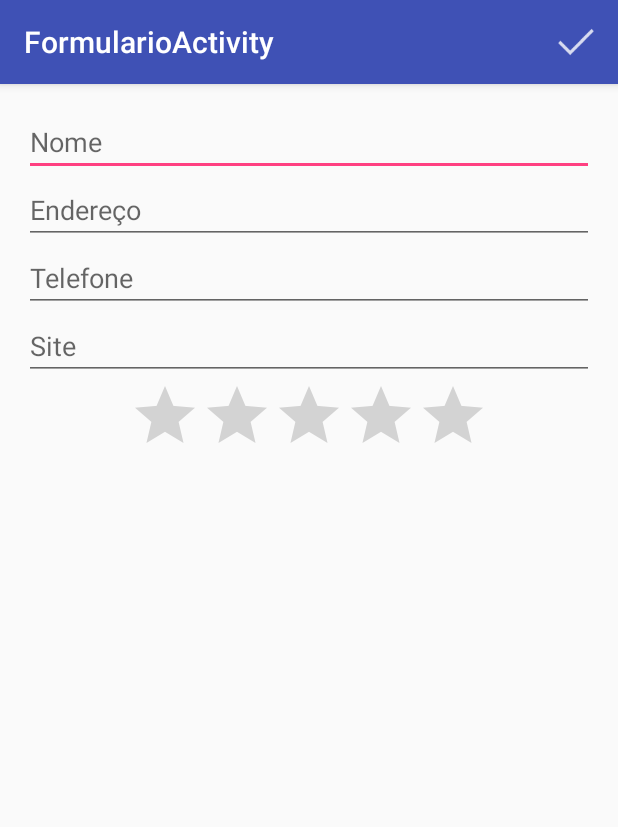
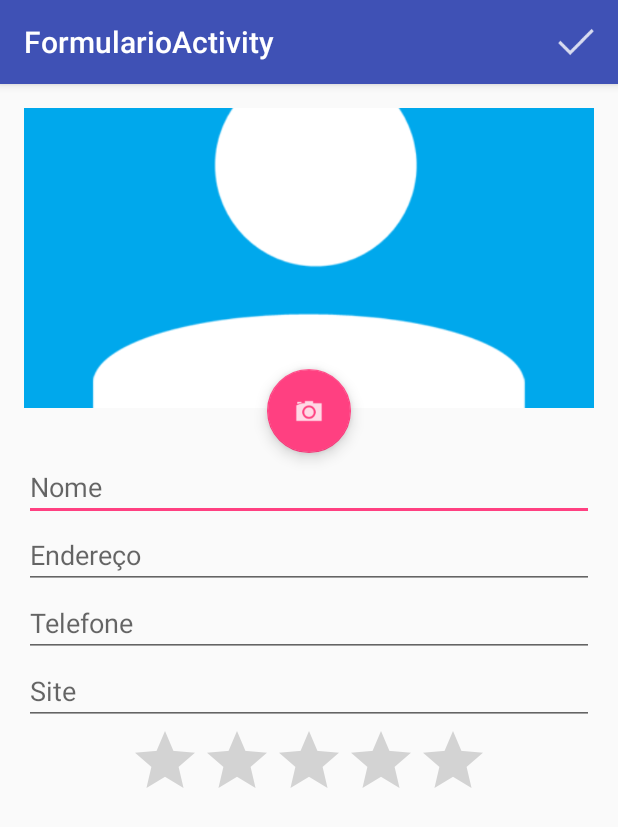
Before and after one commit to fmfmuffinmad/EstudoAndroid, an Android app: the screen it shows after launch (FormularioActivity), after a tap on an icon or button, on a phone screen of 412 x 824 dp. Shown: the top 827 px of the screen. Run offline under Robolectric (Android 15) with nearby library versions, the phone set to English and light mode, and no system bars.

Commit message:
Adicionando funcionalidades da camera. Adicionado foto para cada contato e correção dos campos de texto para não terem mais de uma linha.

```diff
--- a/app/src/main/java/com/muffinalunos/muffinmad/muffinalunos/FormularioActivity.java
+++ b/app/src/main/java/com/muffinalunos/muffinmad/muffinalunos/FormularioActivity.java
@@ -1,7 +1,12 @@
 package com.muffinalunos.muffinmad.muffinalunos;
 
+import android.app.Activity;
 import android.content.Intent;
+import android.graphics.Bitmap;
+import android.graphics.BitmapFactory;
+import android.net.Uri;
 import android.os.Bundle;
+import android.provider.MediaStore;
 import android.support.design.widget.FloatingActionButton;
 import android.support.design.widget.Snackbar;
 import android.support.v7.app.AppCompatActivity;
@@ -13,6 +18,7 @@ import android.view.View;
 import android.widget.ArrayAdapter;
 import android.widget.Button;
 import android.widget.EditText;
+import android.widget.ImageView;
 import android.widget.ListView;
 import android.widget.RatingBar;
 import android.widget.Toast;
@@ -20,9 +26,13 @@ import android.widget.Toast;
 import com.muffinalunos.muffinmad.muffinalunos.dao.AlunoDAO;
 import com.muffinalunos.muffinmad.muffinalunos.modelo.Aluno;
 
+import java.io.File;
+
 public class FormularioActivity extends AppCompatActivity {
 
+    public static final int CODIGO_CAMERA = 567;
     private formularioHelper helper;
+    private String caminhoFoto;
 
     @Override
     protected void onCreate(Bundle savedInstanceState) {
@@ -34,12 +44,39 @@ public class FormularioActivity extends AppCompatActivity {
         helper = new formularioHelper(this);
 
         // Recebendo parametros do Activity principal atraves do intent
-        Intent intent = getIntent();
+        final Intent intent = getIntent();
         Aluno aluno = (Aluno) intent.getSerializableExtra("aluno");
         if(aluno != null){
             helper.preencheFormulario(aluno);
         }
 
+        // botao da foto
+        FloatingActionButton btnFoto = (FloatingActionButton) findViewById(R.id.formulario_btnFoto);
+        btnFoto.setOnClickListener(new View.OnClickListener() {
+            @Override
+            public void onClick(View view) {
+                Intent intentTiraFoto = new Intent(MediaStore.ACTION_IMAGE_CAPTURE);
+                caminhoFoto = getExternalFilesDir(null) + "/" + System.currentTimeMillis() +".jpg";
+                File arquivoFoto = new File(caminhoFoto);
+                intentTiraFoto.putExtra(MediaStore.EXTRA_OUTPUT, Uri.fromFile(arquivoFoto));
+                startActivityForResult(intentTiraFoto, CODIGO_CAMERA);
+
+            }
+        });
+
+    }
+
+    @Override
+    protected void onActivityResult(int requestCode, int resultCode, Intent data) {
+        if (resultCode == Activity.RESULT_OK){
+            if (requestCode == CODIGO_CAMERA){
+                helper.carregaImagem(caminhoFoto);
+
+//                Bitmap bitmapReduzido = Bitmap.createScaledBitmap(bitmap, 300, 300, true);
+//                imgFoto.setImageBitmap(bitmapReduzido);
+//                imgFoto.setScaleType(ImageView.ScaleType.MATRIX);
+            }
+        }
 
     }
 
--- a/app/src/main/java/com/muffinalunos/muffinmad/muffinalunos/dao/AlunoDAO.java
+++ b/app/src/main/java/com/muffinalunos/muffinmad/muffinalunos/dao/AlunoDAO.java
@@ -17,7 +17,7 @@ import java.util.List;
  */
 public class AlunoDAO extends SQLiteOpenHelper{
     public AlunoDAO(Context context) {
-        super(context, "Agenda", null, 1);
+        super(context, "Agenda", null, 2);
     }
 
     @Override
@@ -28,15 +28,21 @@ public class AlunoDAO extends SQLiteOpenHelper{
                 "ENDERECO TEXT," +
                 "TELEFONE TEXT," +
                 "SITE TEXT," +
-                "NOTA REAL); ";
+                "NOTA REAL," +
+                "CAMINHOFOTO TEXT); ";
         sqLiteDatabase.execSQL(sql);
     }
 
     @Override
-    public void onUpgrade(SQLiteDatabase sqLiteDatabase, int i, int i1) {
-        String sql = "DROP TABLE IF EXISTS ALUNOS";
-        sqLiteDatabase.execSQL(sql);
-        onCreate(sqLiteDatabase);
+    public void onUpgrade(SQLiteDatabase sqLiteDatabase, int oldVersion, int newVersion) {
+        String sql = null;
+        switch (oldVersion){
+            case 1:
+                sql = "ALTER TABLE ALUNOS ADD COLUMN CAMINHOFOTO TEXT";
+                sqLiteDatabase.execSQL(sql);
+        }
+
+
     }
 
 
@@ -54,6 +60,7 @@ public class AlunoDAO extends SQLiteOpenHelper{
         dados.put("TELEFONE", aluno.get_telefone());
         dados.put("SITE", aluno.get_site());
         dados.put("NOTA", aluno.get_nota());
+        dados.put("CAMINHOFOTO", aluno.get_caminhoFoto());
         return dados;
     }
 
@@ -72,6 +79,7 @@ public class AlunoDAO extends SQLiteOpenHelper{
             aluno.set_telefone(c.getString(c.getColumnIndex("TELEFONE")));
             aluno.set_site(c.getString(c.getColumnIndex("SITE")));
             aluno.set_nota(c.getFloat(c.getColumnIndex("NOTA")));
+            aluno.set_caminhoFoto(c.getString(c.getColumnIndex("CAMINHOFOTO")));
 
             alunos.add(aluno);
         }
--- a/app/src/main/res/layout/content_formulario.xml
+++ b/app/src/main/res/layout/content_formulario.xml
@@ -12,14 +12,35 @@
     tools:context="com.muffinalunos.muffinmad.muffinalunos.FormularioActivity"
     tools:showIn="@layout/activity_formulario">
 
+    <RelativeLayout
+        android:layout_width="match_parent"
+        android:layout_height="wrap_content"
+        android:id="@+id/formulario_rel2"
+        android:layout_marginBottom="30dp">
+
+        <ImageView
+            android:id="@+id/formulario_foto"
+            android:layout_width="match_parent"
+            android:layout_height="200dp"
+            android:layout_alignParentTop="true"
+            android:background="#00A8EC"
+            android:src="@drawable/person"
+            android:cropToPadding="false"
+            android:scaleType="centerCrop" />
+
+    </RelativeLayout>
+
+
+
     <EditText
         android:layout_width="match_parent"
         android:layout_height="wrap_content"
         android:id="@+id/formulario_txtNome"
-        android:layout_alignParentTop="true"
+        android:layout_below="@+id/formulario_rel2"
         android:layout_alignParentRight="true"
         android:layout_alignParentEnd="true"
-        android:hint="Nome"/>
+        android:hint="Nome"
+        android:inputType="textPersonName" />
 
     <EditText
         android:layout_width="match_parent"
@@ -28,7 +49,8 @@
         android:layout_below="@+id/formulario_txtNome"
         android:layout_alignParentLeft="true"
         android:layout_alignParentStart="true"
-        android:hint="Endereço"/>
+        android:hint="Endereço"
+        android:inputType="textPostalAddress" />
 
     <EditText
         android:layout_width="match_parent"
@@ -37,7 +59,8 @@
         android:layout_below="@+id/formulario_txtEndereco"
         android:layout_alignParentLeft="true"
         android:layout_alignParentStart="true"
-        android:hint="Telefone"/>
+        android:hint="Telefone"
+        android:inputType="phone" />
 
     <EditText
         android:layout_width="match_parent"
@@ -46,7 +69,8 @@
         android:layout_below="@+id/formulario_txtTelefone"
         android:layout_alignParentLeft="true"
         android:layout_alignParentStart="true"
-        android:hint="Site"/>
+        android:hint="Site"
+        android:inputType="textWebEditText" />
 
     <RatingBar
         android:layout_width="wrap_content"
@@ -55,5 +79,13 @@
         android:layout_below="@+id/formulario_txtSite"
         android:layout_centerHorizontal="true" />
 
+    <android.support.design.widget.FloatingActionButton
+        android:id="@+id/formulario_btnFoto"
+        android:layout_width="wrap_content"
+        android:layout_height="wrap_content"
+        android:src="@drawable/ic_camera"
+        android:layout_above="@+id/formulario_txtNome"
+        android:layout_centerHorizontal="true" />
+
 
 </RelativeLayout>
```
Also changed, not shown: app/src/main/java/com/muffinalunos/muffinmad/muffinalunos/formularioHelper.java (+52 -1 lines), app/src/main/java/com/muffinalunos/muffinmad/muffinalunos/modelo/Aluno.java (+9 -0 lines).
